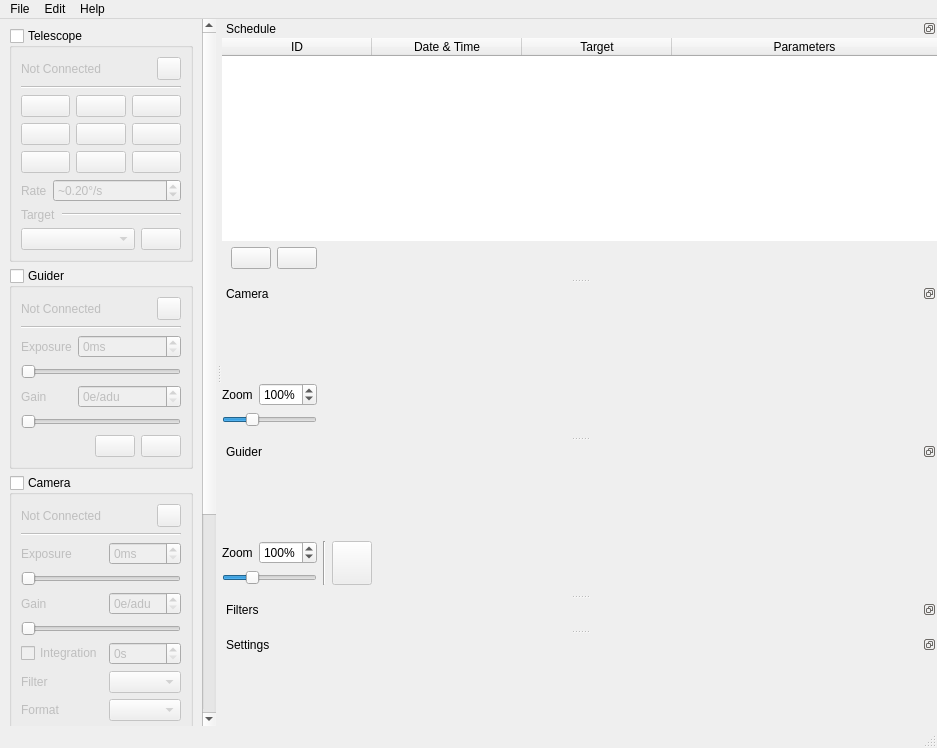
Qt form qt5/mainwindow.ui (EthanChappel/Ecliptic) before a commit.
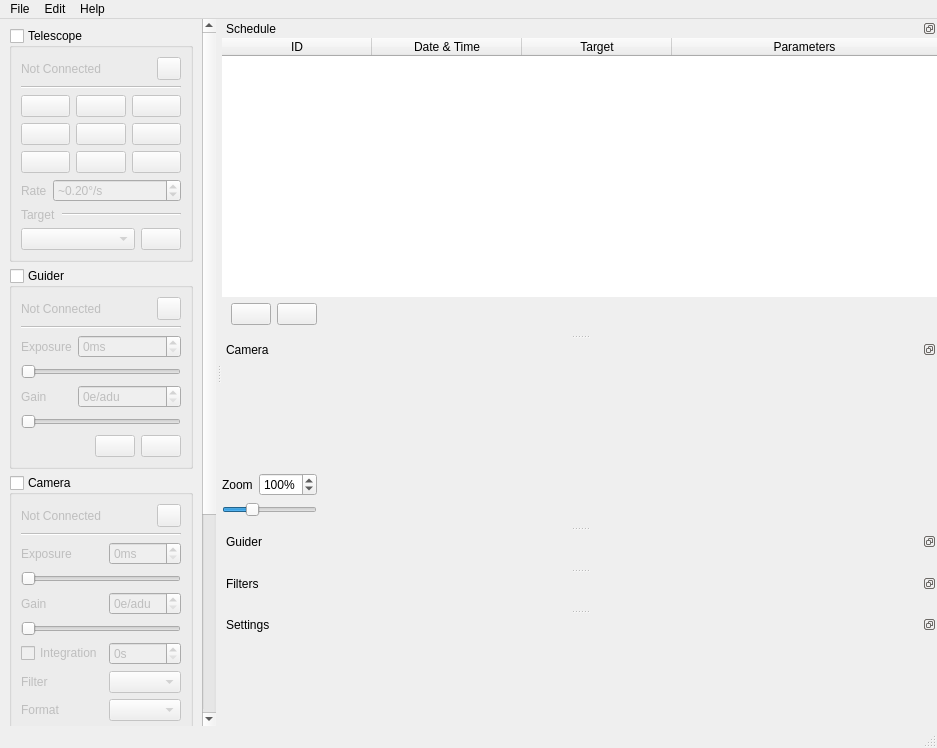
The same form after that commit. Icons and pictures are not drawn.

Commit message: Move guiding ui to new module

Diff of the .ui file:
```diff
--- a/qt5/mainwindow.ui
+++ b/qt5/mainwindow.ui
@@ -1749,172 +1749,6 @@
      <property name="rightMargin">
       <number>0</number>
      </property>
-     <item>
-      <widget class="QScrollArea" name="guider_scrollarea">
-       <property name="layoutDirection">
-        <enum>Qt::LeftToRight</enum>
-       </property>
-       <property name="frameShape">
-        <enum>QFrame::NoFrame</enum>
-       </property>
-       <property name="frameShadow">
-        <enum>QFrame::Plain</enum>
-       </property>
-       <property name="lineWidth">
-        <number>0</number>
-       </property>
-       <property name="widgetResizable">
-        <bool>true</bool>
-       </property>
-       <property name="alignment">
-        <set>Qt::AlignCenter</set>
-       </property>
-       <widget class="QWidget" name="guiderscrollareawidgetcontents">
-        <property name="geometry">
-         <rect>
-          <x>0</x>
-          <y>0</y>
-          <width>696</width>
-          <height>85</height>
-         </rect>
-        </property>
-        <layout class="QVBoxLayout" name="verticalLayout_6">
-         <property name="leftMargin">
-          <number>0</number>
-         </property>
-         <property name="topMargin">
-          <number>0</number>
-         </property>
-         <property name="rightMargin">
-          <number>0</number>
-         </property>
-         <property name="bottomMargin">
-          <number>0</number>
-         </property>
-         <item alignment="Qt::AlignHCenter|Qt::AlignVCenter">
-          <widget class="QLabel" name="guider_preview_label">
-           <property name="text">
-            <string/>
-           </property>
-           <property name="alignment">
-            <set>Qt::AlignCenter</set>
-           </property>
-          </widget>
-         </item>
-        </layout>
-       </widget>
-      </widget>
-     </item>
-     <item>
-      <layout class="QGridLayout" name="guider_gridlayout">
-       <item row="0" column="0">
-        <widget class="QLabel" name="guiderzoom_label">
-         <property name="sizePolicy">
-          <sizepolicy hsizetype="Fixed" vsizetype="Preferred">
-           <horstretch>0</horstretch>
-           <verstretch>0</verstretch>
-          </sizepolicy>
-         </property>
-         <property name="text">
-          <string>Zoom</string>
-         </property>
-        </widget>
-       </item>
-       <item row="0" column="1">
-        <widget class="QSpinBox" name="guiderzoom_spinbox">
-         <property name="suffix">
-          <string>%</string>
-         </property>
-         <property name="minimum">
-          <number>20</number>
-         </property>
-         <property name="maximum">
-          <number>300</number>
-         </property>
-         <property name="value">
-          <number>100</number>
-         </property>
-        </widget>
-       </item>
-       <item row="1" column="0" colspan="2">
-        <widget class="QSlider" name="guiderzoom_slider">
-         <property name="sizePolicy">
-          <sizepolicy hsizetype="Preferred" vsizetype="Fixed">
-           <horstretch>0</horstretch>
-           <verstretch>0</verstretch>
-          </sizepolicy>
-         </property>
-         <property name="minimum">
-          <number>20</number>
-         </property>
-         <property name="maximum">
-          <number>300</number>
-         </property>
-         <property name="value">
-          <number>100</number>
-         </property>
-         <property name="orientation">
-          <enum>Qt::Horizontal</enum>
-         </property>
-        </widget>
-       </item>
-       <item row="0" column="2" rowspan="2">
-        <widget class="Line" name="guiderzoom_line">
-         <property name="orientation">
-          <enum>Qt::Vertical</enum>
-         </property>
-        </widget>
-       </item>
-       <item row="0" column="3" rowspan="2">
-        <widget class="QPushButton" name="guidersetref_button">
-         <property name="enabled">
-          <bool>false</bool>
-         </property>
-         <property name="sizePolicy">
-          <sizepolicy hsizetype="Preferred" vsizetype="Preferred">
-           <horstretch>0</horstretch>
-           <verstretch>0</verstretch>
-          </sizepolicy>
-         </property>
-         <property name="toolTip">
-          <string>Replace guide reference</string>
-         </property>
-         <property name="text">
-          <string/>
-         </property>
-         <property name="icon">
-          <iconset resource="resources/res.qrc">
-           <normaloff>:/icons/target.svg</normaloff>:/icons/target.svg</iconset>
-         </property>
-         <property name="iconSize">
-          <size>
-           <width>24</width>
-           <height>24</height>
-          </size>
-         </property>
-         <property name="autoDefault">
-          <bool>true</bool>
-         </property>
-         <property name="default">
-          <bool>false</bool>
-         </property>
-        </widget>
-       </item>
-       <item row="0" column="4" rowspan="2">
-        <spacer name="guiderzoom_spacer">
-         <property name="orientation">
-          <enum>Qt::Horizontal</enum>
-         </property>
-         <property name="sizeHint" stdset="0">
-          <size>
-           <width>40</width>
-           <height>20</height>
-          </size>
-         </property>
-        </spacer>
-       </item>
-      </layout>
-     </item>
     </layout>
    </widget>
   </widget>
```
Left out of the diff: 35 changed lines with no effect on the pictures. The commit also changes 5 other files.
